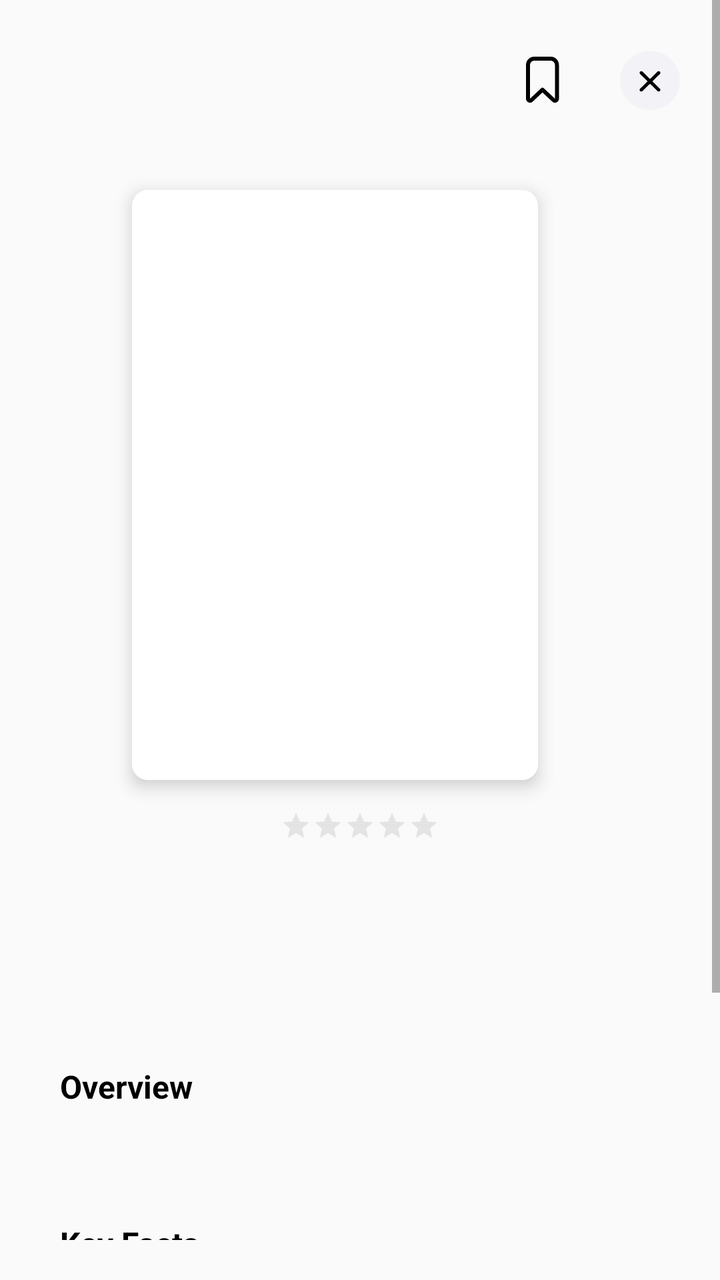
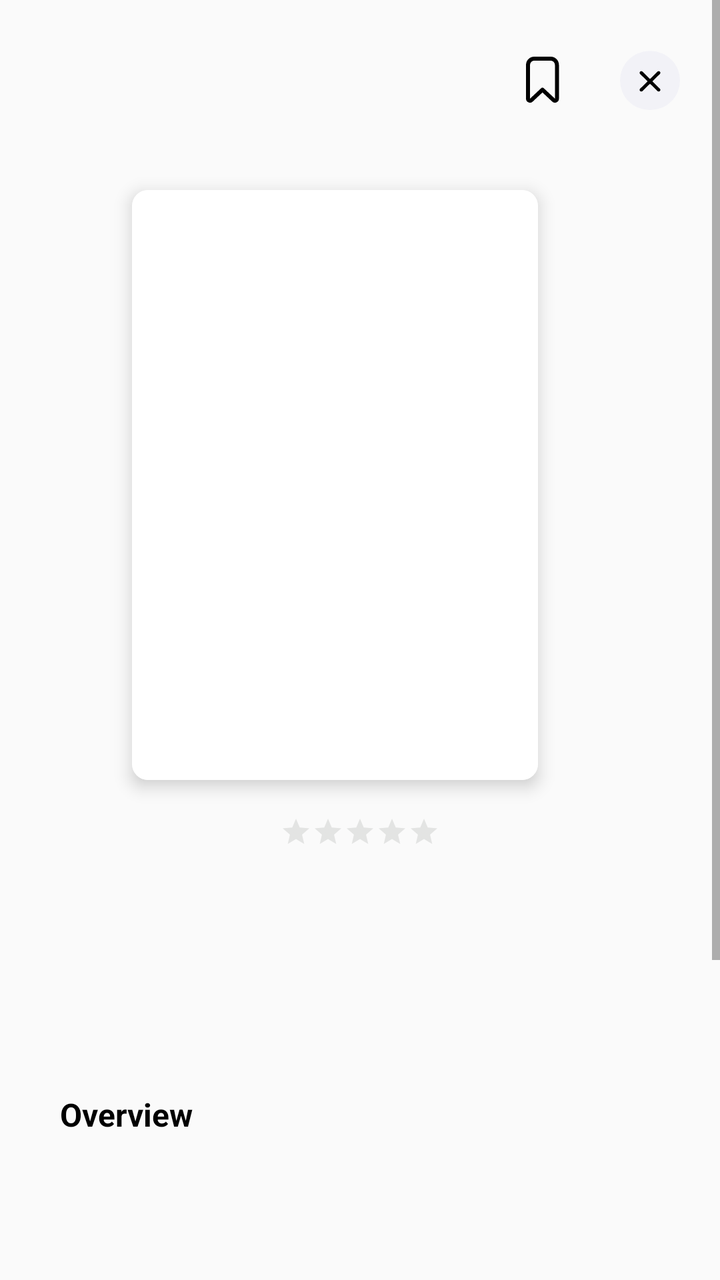

Compare the two renders of this Android layout. The source of the first and the diff that turns it into the second are given below.
<!-- AndroidManifest.xml: application theme Theme.MovieCRUDApp -->
<!-- res/layout/layout_details.xml -->
<?xml version="1.0" encoding="utf-8"?>
<layout xmlns:android="http://schemas.android.com/apk/res/android"
    xmlns:app="http://schemas.android.com/apk/res-auto">

    <data>

        <variable
            name="viewmodel"
            type="com.jmrsa.moviecrudapp.presentation.fragments.details.DetailsViewModel" />
    </data>

    <ScrollView
        android:id="@+id/scrollViewDetails"
        android:layout_width="match_parent"
        android:layout_height="match_parent"
        android:paddingBottom="20dp">

        <androidx.constraintlayout.widget.ConstraintLayout
            android:id="@+id/clDetails"
            android:layout_width="match_parent"
            android:layout_height="wrap_content">

            <LinearLayout
                android:id="@+id/sectionModalActions"
                android:layout_width="wrap_content"
                android:layout_height="wrap_content"
                android:gravity="center_vertical"
                android:orientation="horizontal"
                app:layout_constraintEnd_toEndOf="parent"
                app:layout_constraintTop_toTopOf="parent">

                <ImageButton
                    android:id="@+id/buttonFavorite"
                    android:layout_width="wrap_content"
                    android:layout_height="wrap_content"
                    android:layout_marginHorizontal="10dp"
                    android:layout_marginVertical="25dp"
                    android:background="@color/transparent"
                    android:src="@drawable/ic_favorited_outline" />

                <ImageButton
                    android:id="@+id/buttonClose"
                    android:layout_width="wrap_content"
                    android:layout_height="wrap_content"
                    android:layout_marginHorizontal="20dp"
                    android:layout_marginVertical="25dp"
                    android:background="@color/transparent"
                    android:src="@drawable/ic_close" />

            </LinearLayout>

            <androidx.cardview.widget.CardView
                android:id="@+id/cardMovieCoverLarge"
                android:layout_width="203dp"
                android:layout_height="295dp"
                android:layout_marginTop="15dp"
                android:layout_marginEnd="25dp"
                app:cardCornerRadius="8dp"
                app:cardElevation="5dp"
                app:layout_constraintEnd_toEndOf="parent"
                app:layout_constraintStart_toStartOf="parent"
                app:layout_constraintTop_toBottomOf="@+id/sectionModalActions">

                <ImageView
                    android:id="@+id/imageMovieCoverLarge"
                    android:layout_width="match_parent"
                    android:layout_height="match_parent"
                    android:background="@color/white"
                    android:contentDescription="@string/movie_crud_movie_cover_cd"
                    android:scaleType="centerCrop" />

            </androidx.cardview.widget.CardView>

            <LinearLayout
                android:id="@+id/sectionBasicMovieInfo"
                android:layout_width="match_parent"
                android:layout_height="wrap_content"
                android:layout_margin="15dp"
                android:gravity="center"
                android:orientation="vertical"
                app:layout_constraintEnd_toEndOf="parent"
                app:layout_constraintStart_toStartOf="parent"
                app:layout_constraintTop_toBottomOf="@+id/cardMovieCoverLarge">

                <RatingBar
                    android:id="@+id/ratingMovieRatingDetails"
                    style="?android:attr/ratingBarStyleSmall"
                    android:progressTint="@color/golden_yellow"
                    android:progressBackgroundTint="@color/darkgray_alpha40"
                    android:layout_width="wrap_content"
                    android:layout_height="wrap_content" />

                <TextView
                    android:id="@+id/tvTimeInfo"
                    android:layout_width="wrap_content"
                    android:layout_height="wrap_content"
                    android:layout_marginTop="10dp"
                    android:textColor="@color/black_alpha40"
                    android:textSize="14sp" />

                <TextView
                    android:id="@+id/tvTitleYear"
                    android:layout_width="wrap_content"
                    android:layout_height="wrap_content"
                    android:layout_marginTop="5dp"
                    android:textColor="@color/black"
                    android:textSize="24sp"
                    android:textAlignment="center"
                    android:maxLines="2"
                    android:ellipsize="end"
                    android:textStyle="bold" />

                <androidx.recyclerview.widget.RecyclerView
                    android:id="@+id/rvGenres"
                    android:layout_width="wrap_content"
                    android:layout_height="wrap_content"
                    android:layout_marginTop="10dp"/>

            </LinearLayout>

            <LinearLayout
                android:id="@+id/sectionMovieOverview"
                android:layout_width="match_parent"
                android:layout_height="wrap_content"
                android:layout_margin="30dp"
                android:orientation="vertical"
                app:layout_constraintEnd_toEndOf="parent"
                app:layout_constraintStart_toStartOf="parent"
                app:layout_constraintTop_toBottomOf="@+id/sectionBasicMovieInfo">

                <TextView
                    android:id="@+id/labelOverview"
                    android:layout_width="wrap_content"
                    android:layout_height="wrap_content"
                    android:layout_marginTop="5dp"
                    android:text="@string/movie_crud_label_overview"
                    android:textColor="@color/black"
                    android:textSize="16sp"
                    android:textStyle="bold" />

                <TextView
                    android:id="@+id/tvOverview"
                    android:layout_width="wrap_content"
                    android:layout_height="wrap_content"
                    android:layout_marginTop="5dp"
                    android:text="@{viewmodel.viewState.movie.overview}"
                    android:textColor="@color/black_alpha40"
                    android:textSize="16sp" />

            </LinearLayout>

            <TextView
                android:id="@+id/labelKeyFacts"
                android:layout_width="wrap_content"
                android:layout_height="wrap_content"
                android:layout_marginHorizontal="30dp"
                android:layout_marginTop="30dp"
                android:layout_marginBottom="10dp"
                android:text="@string/movie_crud_label_key_facts"
                android:textColor="@color/black"
                android:textSize="16sp"
                android:textStyle="bold"
                app:layout_constraintStart_toStartOf="parent"
                app:layout_constraintTop_toBottomOf="@+id/sectionMovieOverview" />

            <FrameLayout
                android:id="@+id/cardBudget"
                android:layout_width="0dp"
                android:layout_height="wrap_content"
                android:layout_marginStart="30dp"
                android:layout_marginTop="10dp"
                android:layout_marginEnd="7dp"
                android:background="@drawable/rounded_corner_card"
                android:padding="16dp"
                app:layout_constraintEnd_toStartOf="@id/cardRevenue"
                app:layout_constraintStart_toStartOf="parent"
                app:layout_constraintTop_toBottomOf="@+id/labelKeyFacts">

                <TextView
                    android:id="@+id/labelBudget"
                    android:layout_width="match_parent"
                    android:layout_height="wrap_content"
                    android:gravity="start"
                    android:text="@string/movie_crud_label_budget"
                    android:textSize="12sp"
                    android:textStyle="bold" />

                <TextView
                    android:id="@+id/tvBudget"
                    android:layout_width="match_parent"
                    android:layout_height="wrap_content"
                    android:layout_marginTop="20dp"
                    android:gravity="start"
                    android:text="$1,000.000"
                    android:textSize="16sp" />

            </FrameLayout>

            <FrameLayout
                android:id="@+id/cardRevenue"
                android:layout_width="0dp"
                android:layout_height="wrap_content"
                android:layout_marginStart="7dp"
                android:layout_marginTop="10dp"
                android:layout_marginEnd="30dp"
                android:background="@drawable/rounded_corner_card"
                android:padding="16dp"
                app:layout_constraintEnd_toEndOf="parent"
                app:layout_constraintStart_toEndOf="@id/cardBudget"
                app:layout_constraintTop_toBottomOf="@+id/labelKeyFacts">

                <TextView
                    android:id="@+id/labelRevenue"
                    android:layout_width="match_parent"
                    android:layout_height="wrap_content"
                    android:gravity="start"
                    android:text="@string/movie_crud_label_revenue"
                    android:textSize="12sp"
                    android:textStyle="bold" />

                <TextView
                    android:id="@+id/tvRevenue"
                    android:layout_width="match_parent"
                    android:layout_height="wrap_content"
                    android:layout_marginTop="20dp"
                    android:gravity="start"
                    android:text="$14,000.000"
                    android:textSize="16sp" />

            </FrameLayout>

            <FrameLayout
                android:id="@+id/cardLanguage"
                android:layout_width="0dp"
                android:layout_height="wrap_content"
                android:layout_marginStart="30dp"
                android:layout_marginTop="10dp"
                android:layout_marginEnd="7dp"
                android:background="@drawable/rounded_corner_card"
                android:padding="16dp"
                app:layout_constraintEnd_toStartOf="@+id/cardRating"
                app:layout_constraintStart_toStartOf="parent"
                app:layout_constraintTop_toBottomOf="@+id/cardBudget">

                <TextView
                    android:id="@+id/labelLanguage"
                    android:layout_width="match_parent"
                    android:layout_height="wrap_content"
                    android:ellipsize="end"
                    android:gravity="start"
                    android:maxLines="1"
                    android:text="@string/movie_crud_label_language"
                    android:textSize="12sp"
                    android:textStyle="bold" />

                <TextView
                    android:id="@+id/tvLanguage"
                    android:layout_width="match_parent"
                    android:layout_height="wrap_content"
                    android:layout_marginTop="20dp"
                    android:gravity="start"
                    android:textSize="16sp" />

            </FrameLayout>

            <FrameLayout
                android:id="@+id/cardRating"
                android:layout_width="0dp"
                android:layout_height="wrap_content"
                android:layout_marginStart="7dp"
                android:layout_marginTop="10dp"
                android:layout_marginEnd="30dp"
                android:background="@drawable/rounded_corner_card"
                android:padding="16dp"
                app:layout_constraintEnd_toEndOf="parent"
                app:layout_constraintStart_toEndOf="@+id/cardLanguage"
                app:layout_constraintTop_toBottomOf="@+id/cardRevenue">

                <TextView
                    android:id="@+id/labelRating"
                    android:layout_width="match_parent"
                    android:layout_height="wrap_content"
                    android:gravity="start"
                    android:text="@string/movie_crud_label_rating"
                    android:textSize="12sp"
                    android:textStyle="bold" />

                <TextView
                    android:id="@+id/tvRating"
                    android:layout_width="match_parent"
                    android:layout_height="wrap_content"
                    android:layout_marginTop="20dp"
                    android:gravity="start"
                    android:textSize="16sp" />

            </FrameLayout>

        </androidx.constraintlayout.widget.ConstraintLayout>

    </ScrollView>
</layout>
<!-- resources referenced by this layout -->
<resources>
  <color name="black">#FF000000</color>
  <color name="black_alpha40">#66000000</color>
  <color name="darkgray_alpha40">#661C251A</color>
  <color name="golden_yellow">#FFFD9E02</color>
  <color name="transparent">#00000000</color>
  <color name="white">#FFFFFFFF</color>
  <!-- drawable ic_close (drawable) -->
  <vector xmlns:android="http://schemas.android.com/apk/res/android"
      android:width="30dp"
      android:height="30dp"
      android:viewportWidth="30"
      android:viewportHeight="30">
    <path
        android:pathData="M14.727,0.526L15.273,0.526A14.727,14.727 0,0 1,30 15.253L30,15.253A14.727,14.727 0,0 1,15.273 29.98L14.727,29.98A14.727,14.727 0,0 1,0 15.253L0,15.253A14.727,14.727 0,0 1,14.727 0.526z"
        android:fillColor="#F2F2F7"/>
    <path
        android:pathData="M10.049,19.358C9.738,19.663 9.731,20.206 10.055,20.524C10.385,20.841 10.938,20.835 11.242,20.536L15,16.847L18.751,20.53C19.069,20.841 19.615,20.841 19.938,20.524C20.262,20.199 20.262,19.67 19.945,19.358L16.193,15.675L19.945,11.986C20.262,11.674 20.269,11.138 19.938,10.82C19.615,10.502 19.069,10.502 18.751,10.814L15,14.497L11.242,10.814C10.938,10.509 10.379,10.496 10.055,10.82C9.731,11.138 9.738,11.686 10.049,11.986L13.8,15.675L10.049,19.358Z"
        android:fillColor="#000000"/>
  </vector>
  <!-- drawable ic_favorited_outline (drawable) -->
  <vector xmlns:android="http://schemas.android.com/apk/res/android"
      android:width="17dp"
      android:height="23dp"
      android:viewportWidth="17"
      android:viewportHeight="23">
    <path
        android:pathData="M1,21C1,21.399 1.237,21.759 1.603,21.918C1.968,22.076 2.393,22.002 2.684,21.729L8.234,16.525L13.785,21.729C14.075,22.002 14.5,22.076 14.866,21.918C15.232,21.759 15.469,21.399 15.469,21V4.192C15.469,3.362 15.157,2.556 14.586,1.954C14.013,1.35 13.225,1 12.391,1H4.078C3.244,1 2.456,1.35 1.883,1.954C1.312,2.556 1,3.362 1,4.192V21Z"
        android:strokeLineJoin="round"
        android:strokeWidth="2"
        android:fillColor="#00000000"
        android:strokeColor="#000000"
        android:strokeLineCap="round"/>
  </vector>
  <!-- drawable rounded_corner_card (drawable) -->
  <?xml version="1.0" encoding="utf-8"?>
  <shape
      xmlns:android="http://schemas.android.com/apk/res/android"
      android:shape="rectangle">
      <solid android:color="@color/darkgray_alpha5"/>
      <corners android:radius="12dp" />
  </shape>
  <string name="movie_crud_label_budget">Budget</string>
  <string name="movie_crud_label_key_facts">Key Facts</string>
  <string name="movie_crud_label_language">Original Language</string>
  <string name="movie_crud_label_overview">Overview</string>
  <string name="movie_crud_label_rating">Rating</string>
  <string name="movie_crud_label_revenue">Revenue</string>
  <string name="movie_crud_movie_cover_cd">MovieCRUDApp User Favorited Movie Cover</string>
  <style name="Theme.MovieCRUDApp" parent="Theme.AppCompat.Light.NoActionBar">
  
      </style>
  <color name="darkgray_alpha5">#141C250D</color>
</resources>

<!-- the commit's change to res/layout/layout_details.xml (unified diff, before → after) -->
@@ -36,6 +36,7 @@
                     android:layout_marginHorizontal="10dp"
                     android:layout_marginVertical="25dp"
                     android:background="@color/transparent"
+                    android:contentDescription="@string/movie_crud_label_favorite_button_cd"
                     android:src="@drawable/ic_favorited_outline" />
 
                 <ImageButton
@@ -45,6 +46,7 @@
                     android:layout_marginHorizontal="20dp"
                     android:layout_marginVertical="25dp"
                     android:background="@color/transparent"
+                    android:contentDescription="@string/movie_crud_label_close_button_cd"
                     android:src="@drawable/ic_close" />
 
             </LinearLayout>
@@ -75,7 +77,9 @@
                 android:id="@+id/sectionBasicMovieInfo"
                 android:layout_width="match_parent"
                 android:layout_height="wrap_content"
-                android:layout_margin="15dp"
+                android:layout_marginTop="18dp"
+                android:layout_marginBottom="25dp"
+                android:layout_marginHorizontal="35dp"
                 android:gravity="center"
                 android:orientation="vertical"
                 app:layout_constraintEnd_toEndOf="parent"
@@ -94,7 +98,7 @@
                     android:id="@+id/tvTimeInfo"
                     android:layout_width="wrap_content"
                     android:layout_height="wrap_content"
-                    android:layout_marginTop="10dp"
+                    android:layout_marginTop="12dp"
                     android:textColor="@color/black_alpha40"
                     android:textSize="14sp" />
 
@@ -102,7 +106,7 @@
                     android:id="@+id/tvTitleYear"
                     android:layout_width="wrap_content"
                     android:layout_height="wrap_content"
-                    android:layout_marginTop="5dp"
+                    android:layout_marginTop="12dp"
                     android:textColor="@color/black"
                     android:textSize="24sp"
                     android:textAlignment="center"
@@ -114,7 +118,7 @@
                     android:id="@+id/rvGenres"
                     android:layout_width="wrap_content"
                     android:layout_height="wrap_content"
-                    android:layout_marginTop="10dp"/>
+                    android:layout_marginTop="12dp"/>
 
             </LinearLayout>
 
@@ -142,7 +146,7 @@
                     android:id="@+id/tvOverview"
                     android:layout_width="wrap_content"
                     android:layout_height="wrap_content"
-                    android:layout_marginTop="5dp"
+                    android:layout_marginTop="16dp"
                     android:text="@{viewmodel.viewState.movie.overview}"
                     android:textColor="@color/black_alpha40"
                     android:textSize="16sp" />
@@ -155,7 +159,7 @@
                 android:layout_height="wrap_content"
                 android:layout_marginHorizontal="30dp"
                 android:layout_marginTop="30dp"
-                android:layout_marginBottom="10dp"
+                android:layout_marginBottom="15dp"
                 android:text="@string/movie_crud_label_key_facts"
                 android:textColor="@color/black"
                 android:textSize="16sp"
@@ -169,7 +173,7 @@
                 android:layout_height="wrap_content"
                 android:layout_marginStart="30dp"
                 android:layout_marginTop="10dp"
-                android:layout_marginEnd="7dp"
+                android:layout_marginEnd="6dp"
                 android:background="@drawable/rounded_corner_card"
                 android:padding="16dp"
                 app:layout_constraintEnd_toStartOf="@id/cardRevenue"
@@ -191,7 +195,6 @@
                     android:layout_height="wrap_content"
                     android:layout_marginTop="20dp"
                     android:gravity="start"
-                    android:text="$1,000.000"
                     android:textSize="16sp" />
 
             </FrameLayout>
@@ -200,7 +203,7 @@
                 android:id="@+id/cardRevenue"
                 android:layout_width="0dp"
                 android:layout_height="wrap_content"
-                android:layout_marginStart="7dp"
+                android:layout_marginStart="6dp"
                 android:layout_marginTop="10dp"
                 android:layout_marginEnd="30dp"
                 android:background="@drawable/rounded_corner_card"
@@ -224,7 +227,6 @@
                     android:layout_height="wrap_content"
                     android:layout_marginTop="20dp"
                     android:gravity="start"
-                    android:text="$14,000.000"
                     android:textSize="16sp" />
 
             </FrameLayout>
@@ -234,8 +236,8 @@
                 android:layout_width="0dp"
                 android:layout_height="wrap_content"
                 android:layout_marginStart="30dp"
-                android:layout_marginTop="10dp"
-                android:layout_marginEnd="7dp"
+                android:layout_marginTop="12dp"
+                android:layout_marginEnd="6dp"
                 android:background="@drawable/rounded_corner_card"
                 android:padding="16dp"
                 app:layout_constraintEnd_toStartOf="@+id/cardRating"
@@ -267,8 +269,8 @@
                 android:id="@+id/cardRating"
                 android:layout_width="0dp"
                 android:layout_height="wrap_content"
-                android:layout_marginStart="7dp"
-                android:layout_marginTop="10dp"
+                android:layout_marginStart="6dp"
+                android:layout_marginTop="12dp"
                 android:layout_marginEnd="30dp"
                 android:background="@drawable/rounded_corner_card"
                 android:padding="16dp"
<!-- resource entries referenced after the edit -->
@@ -42,6 +42,8 @@
       <corners android:radius="12dp" />
   </shape>
   <string name="movie_crud_label_budget">Budget</string>
+  <string name="movie_crud_label_close_button_cd">Close modal dialog button</string>
+  <string name="movie_crud_label_favorite_button_cd">Favorite movie button</string>
   <string name="movie_crud_label_key_facts">Key Facts</string>
   <string name="movie_crud_label_language">Original Language</string>
   <string name="movie_crud_label_overview">Overview</string>
